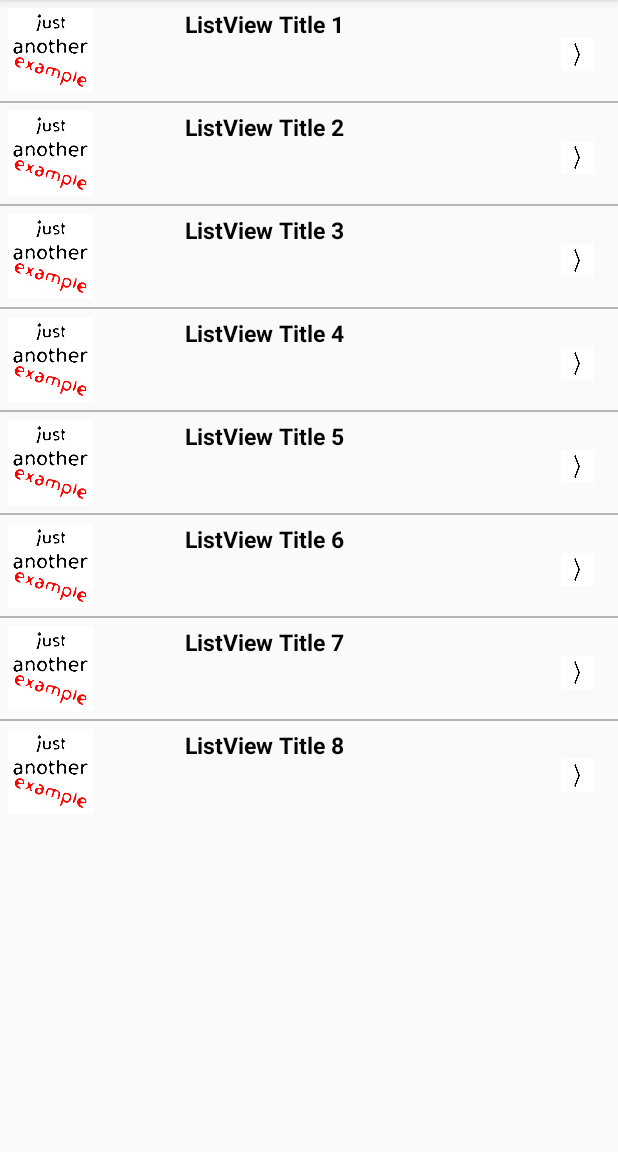
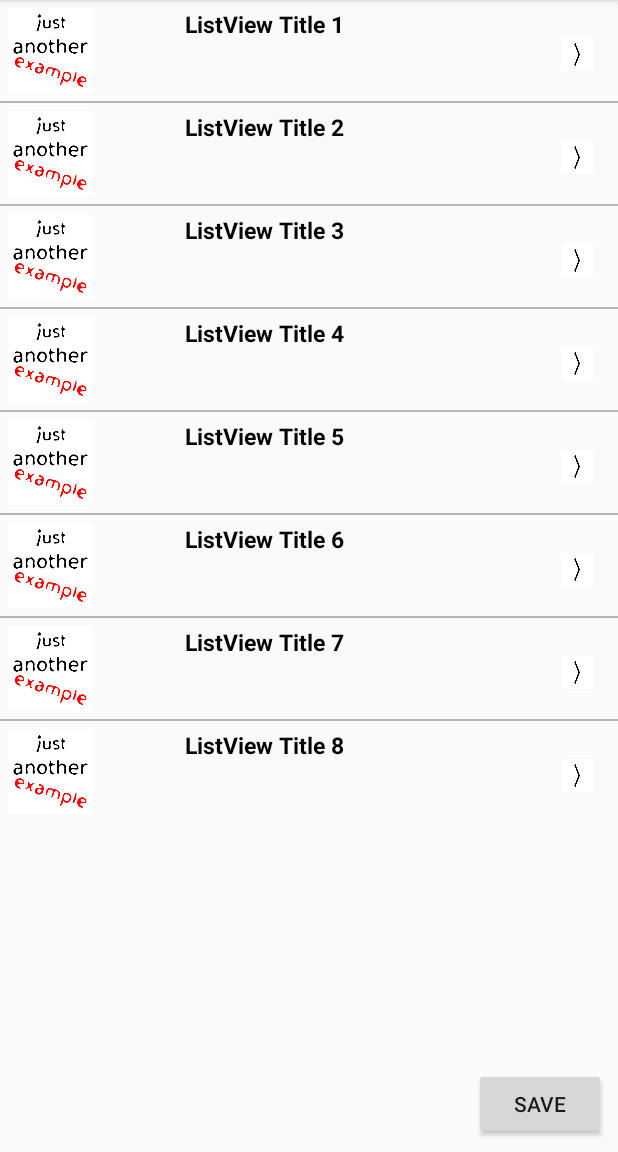
Before and after one commit to Tealfox64/PictureCommunicator, an Android app: the ListSubMenu screen opened directly, with no data from a screen before it, on a phone screen of 412 x 824 dp, the part 84-1236 px from its top. Run offline under Robolectric (Android 15) with nearby library versions, the light colour scheme and no system bars.

```diff
--- a/app/src/main/res/layout/activity_list_sub_menu.xml
+++ b/app/src/main/res/layout/activity_list_sub_menu.xml
@@ -13,5 +13,15 @@
     android:divider="#b5b5b5"
     android:dividerHeight="1dp" />
 
+    <Button
+        android:id="@+id/menuReturn"
+        android:layout_width="wrap_content"
+        android:layout_height="wrap_content"
+        android:layout_marginBottom="8dp"
+        android:layout_marginEnd="8dp"
+        android:text="Save"
+        app:layout_constraintBottom_toBottomOf="parent"
+        app:layout_constraintEnd_toEndOf="parent" />
+
 
 </android.support.constraint.ConstraintLayout>
```
Also changed, not shown: app/src/main/java/cs246/picturecommunicator/MainActivity.java (+25 -1 lines).
